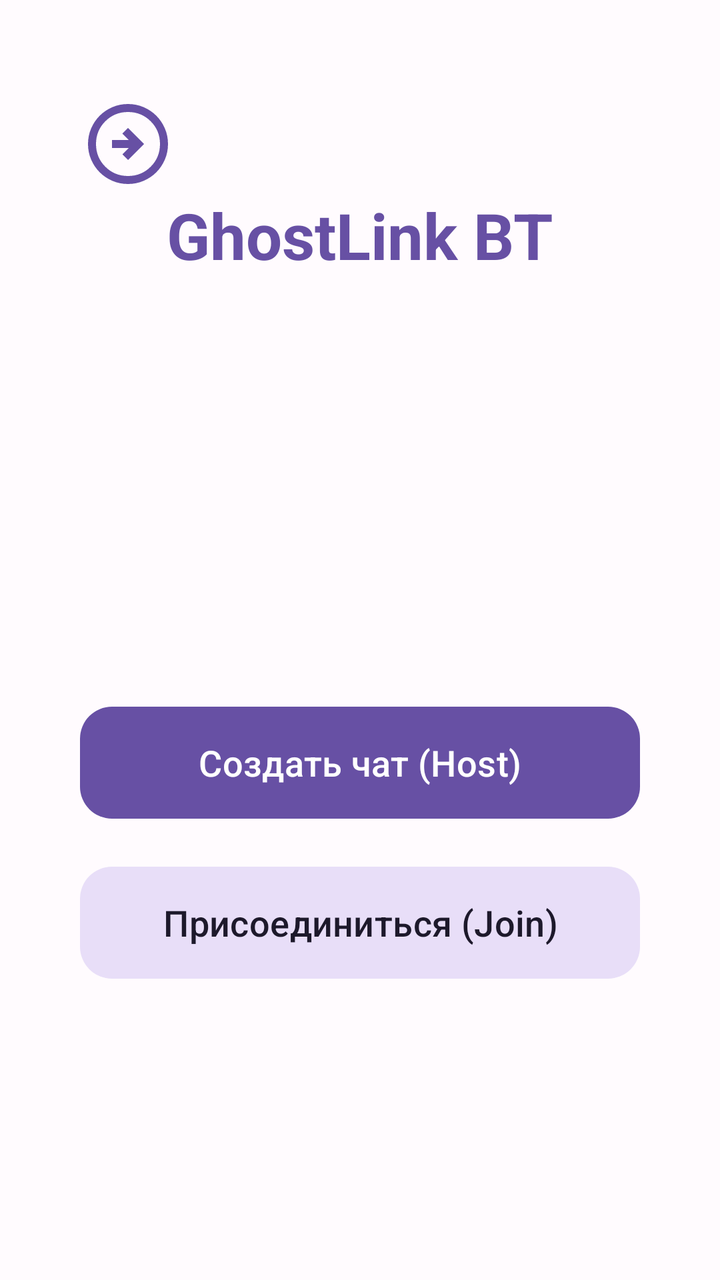
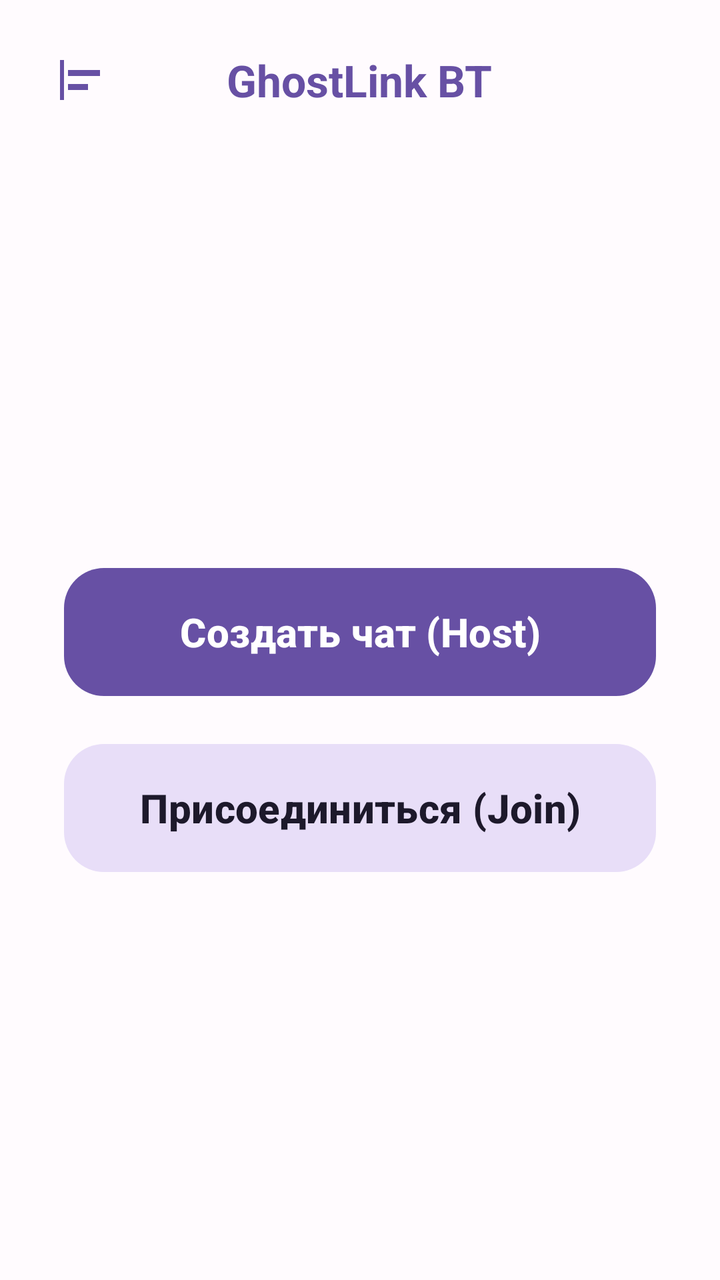

Two renders of the same Android screen: before a commit and after it. Below are the layout's source before the change and the commit's diff.
<!-- AndroidManifest.xml: application theme Theme.Ghostlink -->
<!-- res/layout/activity_main.xml -->
<?xml version="1.0" encoding="utf-8"?>
<androidx.drawerlayout.widget.DrawerLayout
    xmlns:android="http://schemas.android.com/apk/res/android"
    xmlns:app="http://schemas.android.com/apk/res-auto"
    android:id="@+id/drawerLayout"
    android:layout_width="match_parent"
    android:layout_height="match_parent">

    <LinearLayout
        android:id="@+id/main"
        android:layout_width="match_parent"
        android:layout_height="match_parent"
        android:orientation="vertical"
        android:paddingTop="48dp"
        android:paddingHorizontal="24dp">

        <ImageButton
            android:id="@+id/btnOpenMenu"
            android:layout_marginStart="16dp"
            android:layout_width="48dp"
            android:layout_height="48dp"
            android:background="?attr/selectableItemBackgroundBorderless"
            android:src="@drawable/ic_menu"
            android:scaleType="fitCenter"
            app:tint="?attr/colorPrimary"
            android:contentDescription="Открыть меню" />

        <TextView
            android:id="@+id/titleText"
            android:layout_width="wrap_content"
            android:layout_height="wrap_content"
            android:layout_marginBottom="48dp"
            android:layout_gravity="center_horizontal"
            android:text="GhostLink BT"
            android:textColor="?attr/colorPrimary"
            android:textSize="32sp"
            android:textStyle="bold"
            android:textAlignment="center"
            style="@style/TextAppearance.Material3.HeadlineLarge" />

        <LinearLayout
            android:layout_width="match_parent"
            android:layout_height="match_parent"
            android:orientation="vertical"
            android:gravity="center">

            <com.google.android.material.button.MaterialButton
                android:id="@+id/btnHost"
                style="@style/Widget.Material3.Button"
                android:layout_width="match_parent"
                android:layout_height="64dp"
                android:layout_margin="16dp"
                android:text="Создать чат (Host)"
                android:textSize="18sp"
                app:cornerRadius="16dp" />

            <com.google.android.material.button.MaterialButton
                android:id="@+id/btnJoin"
                style="@style/Widget.Material3.Button.TonalButton"
                android:layout_width="match_parent"
                android:layout_height="64dp"
                android:layout_marginHorizontal="16dp"
                android:text="Присоединиться (Join)"
                android:textSize="18sp"
                app:cornerRadius="16dp" />

        </LinearLayout>
    </LinearLayout>

    <com.google.android.material.navigation.NavigationView
        android:id="@+id/navigationView"
        android:layout_width="wrap_content"
        android:layout_height="match_parent"
        android:layout_gravity="start"
        app:menu="@menu/drawer_menu"
        app:headerLayout="@layout/nav_header" />

</androidx.drawerlayout.widget.DrawerLayout>
<!-- res/layout/nav_header.xml (included above) -->
<?xml version="1.0" encoding="utf-8"?>
<LinearLayout xmlns:android="http://schemas.android.com/apk/res/android"
    android:layout_width="match_parent"
    android:layout_height="160dp"
    android:background="?attr/colorPrimaryContainer"
    android:gravity="bottom"
    android:orientation="vertical"
    android:padding="16dp">

    <TextView
        android:layout_width="wrap_content"
        android:layout_height="wrap_content"
        android:text="GhostLink"
        android:textSize="24sp"
        android:textStyle="bold"
        android:textColor="?attr/colorOnPrimaryContainer" />

    <TextView
        android:layout_width="wrap_content"
        android:layout_height="wrap_content"
        android:text="Меню"
        android:textSize="14sp"
        android:textColor="?attr/colorOnPrimaryContainer"
        android:alpha="0.8" />
</LinearLayout>
<!-- resources referenced by this layout -->
<resources>
  <!-- drawable ic_menu (drawable) -->
  <vector xmlns:android="http://schemas.android.com/apk/res/android" android:autoMirrored="true" android:height="24dp" android:tint="#000000" android:viewportHeight="960" android:viewportWidth="960" android:width="24dp">
        
      <path android:fillColor="@android:color/white" android:pathData="M480,640L640,480L480,320L424,376L488,440L320,440L320,520L488,520L424,584L480,640ZM480,880Q397,880 324,848.5Q251,817 197,763Q143,709 111.5,636Q80,563 80,480Q80,397 111.5,324Q143,251 197,197Q251,143 324,111.5Q397,80 480,80Q563,80 636,111.5Q709,143 763,197Q817,251 848.5,324Q880,397 880,480Q880,563 848.5,636Q817,709 763,763Q709,817 636,848.5Q563,880 480,880ZM480,800Q614,800 707,707Q800,614 800,480Q800,346 707,253Q614,160 480,160Q346,160 253,253Q160,346 160,480Q160,614 253,707Q346,800 480,800ZM480,480Q480,480 480,480Q480,480 480,480Q480,480 480,480Q480,480 480,480Q480,480 480,480Q480,480 480,480Q480,480 480,480Q480,480 480,480Z"/>
      
  </vector>
  <style name="Theme.Ghostlink" parent="Base.Theme.Ghostlink" />
  <style name="Base.Theme.Ghostlink" parent="Theme.Material3.DayNight.NoActionBar">
          <item name="colorPrimary">@color/primary</item>
          <item name="colorOnPrimary">@color/onPrimary</item>
  
          <item name="android:windowBackground">#FFFBFE</item>
          <item name="android:statusBarColor">#FFFBFE</item>
          <item name="android:windowLightStatusBar">true</item>
      </style>
  <color name="primary">#6750A4</color>
  <color name="onPrimary">#FFFFFF</color>
</resources>

<!-- the commit's change to res/layout/activity_main.xml (unified diff, before → after) -->
@@ -4,68 +4,118 @@
     xmlns:app="http://schemas.android.com/apk/res-auto"
     android:id="@+id/drawerLayout"
     android:layout_width="match_parent"
-    android:layout_height="match_parent">
+    android:layout_height="match_parent"
+    android:fitsSystemWindows="false">
 
-    <LinearLayout
-        android:id="@+id/main"
+    <FrameLayout
         android:layout_width="match_parent"
-        android:layout_height="match_parent"
-        android:orientation="vertical"
-        android:paddingTop="48dp"
-        android:paddingHorizontal="24dp">
-
-        <ImageButton
-            android:id="@+id/btnOpenMenu"
-            android:layout_marginStart="16dp"
-            android:layout_width="48dp"
-            android:layout_height="48dp"
-            android:background="?attr/selectableItemBackgroundBorderless"
-            android:src="@drawable/ic_menu"
-            android:scaleType="fitCenter"
-            app:tint="?attr/colorPrimary"
-            android:contentDescription="Открыть меню" />
-
-        <TextView
-            android:id="@+id/titleText"
-            android:layout_width="wrap_content"
-            android:layout_height="wrap_content"
-            android:layout_marginBottom="48dp"
-            android:layout_gravity="center_horizontal"
-            android:text="GhostLink BT"
-            android:textColor="?attr/colorPrimary"
-            android:textSize="32sp"
-            android:textStyle="bold"
-            android:textAlignment="center"
-            style="@style/TextAppearance.Material3.HeadlineLarge" />
+        android:layout_height="match_parent">
 
         <LinearLayout
+            android:id="@+id/main"
             android:layout_width="match_parent"
             android:layout_height="match_parent"
             android:orientation="vertical"
-            android:gravity="center">
+            android:paddingHorizontal="16dp"
+            android:clipChildren="false"
+            android:clipToPadding="false">
 
-            <com.google.android.material.button.MaterialButton
-                android:id="@+id/btnHost"
-                style="@style/Widget.Material3.Button"
+            <RelativeLayout
                 android:layout_width="match_parent"
-                android:layout_height="64dp"
-                android:layout_margin="16dp"
-                android:text="Создать чат (Host)"
-                android:textSize="18sp"
-                app:cornerRadius="16dp" />
+                android:layout_height="wrap_content"
+                android:layout_marginTop="16dp">
 
-            <com.google.android.material.button.MaterialButton
-                android:id="@+id/btnJoin"
-                style="@style/Widget.Material3.Button.TonalButton"
+                <ImageButton
+                    android:id="@+id/btnOpenMenu"
+                    android:layout_width="48dp"
+                    android:layout_height="48dp"
+                    android:layout_alignParentStart="true"
+                    android:layout_centerVertical="true"
+                    android:background="?attr/selectableItemBackgroundBorderless"
+                    android:src="@drawable/ic_menu"
+                    app:tint="?attr/colorPrimary"
+                    android:contentDescription="Открыть меню" />
+
+                <TextView
+                    android:id="@+id/titleText"
+                    android:layout_width="wrap_content"
+                    android:layout_height="wrap_content"
+                    android:layout_centerInParent="true"
+                    android:text="GhostLink BT"
+                    android:textColor="?attr/colorPrimary"
+                    android:textSize="22sp"
+                    android:textStyle="bold"
+                    style="@style/TextAppearance.Material3.HeadlineSmall" />
+            </RelativeLayout>
+
+            <LinearLayout
                 android:layout_width="match_parent"
-                android:layout_height="64dp"
-                android:layout_marginHorizontal="16dp"
-                android:text="Присоединиться (Join)"
-                android:textSize="18sp"
-                app:cornerRadius="16dp" />
+                android:layout_height="match_parent"
+                android:orientation="vertical"
+                android:gravity="center">
 
+                <com.google.android.material.button.MaterialButton
+                    android:id="@+id/btnHost"
+                    style="@style/Widget.Material3.Button"
+                    android:layout_width="match_parent"
+                    android:layout_height="72dp"
+                    android:layout_margin="16dp"
+                    android:text="Создать чат (Host)"
+                    android:textSize="20sp"
+                    android:textStyle="bold"
+                    app:cornerRadius="20dp" />
+
+                <com.google.android.material.button.MaterialButton
+                    android:id="@+id/btnJoin"
+                    style="@style/Widget.Material3.Button.TonalButton"
+                    android:layout_width="match_parent"
+                    android:layout_height="72dp"
+                    android:layout_marginHorizontal="16dp"
+                    android:text="Присоединиться (Join)"
+                    android:textSize="20sp"
+                    android:textStyle="bold"
+                    app:cornerRadius="20dp" />
+            </LinearLayout>
         </LinearLayout>
-    </LinearLayout>
+
+        <com.google.android.material.card.MaterialCardView
+            android:id="@+id/floatingToolbar"
+            android:layout_width="wrap_content"
+            android:layout_height="wrap_content"
+            android:layout_gravity="bottom|center_horizontal"
+            android:layout_marginBottom="32dp"
+            android:visibility="gone"
+            app:cardCornerRadius="32dp"
+            app:cardElevation="12dp"
+            app:cardBackgroundColor="?attr/colorSurfaceContainerHigh"
+            android:clickable="true"
+            android:focusable="true">
+
+            <LinearLayout
+                android:layout_width="wrap_content"
+                android:layout_height="wrap_content"
+                android:orientation="horizontal"
+                android:padding="8dp">
+
+                <ImageButton
+                    android:id="@+id/btnNavHome"
+                    android:layout_width="56dp"
+                    android:layout_height="56dp"
+                    android:src="@drawable/ic_home"
+                    android:background="?attr/selectableItemBackgroundBorderless"
+                    app:tint="?attr/colorPrimary" />
+
+                <ImageButton
+                    android:id="@+id/btnNavSettings"
+                    android:layout_width="56dp"
+                    android:layout_height="56dp"
+                    android:src="@drawable/ic_settings"
+                    android:background="?attr/selectableItemBackgroundBorderless"
+                    app:tint="?attr/colorOnSurfaceVariant" />
+            </LinearLayout>
+        </com.google.android.material.card.MaterialCardView>
+
+    </FrameLayout>
 
     <com.google.android.material.navigation.NavigationView
         android:id="@+id/navigationView"
<!-- resource entries referenced after the edit -->
@@ -1,9 +1,21 @@
 <!-- resources referenced by this layout -->
 <resources>
+  <!-- drawable ic_home (drawable) -->
+  <vector xmlns:android="http://schemas.android.com/apk/res/android" android:height="24dp" android:tint="#000000" android:viewportHeight="960" android:viewportWidth="960" android:width="24dp">
+        
+      <path android:fillColor="@android:color/white" android:pathData="M183.5,776.5Q160,753 160,720Q160,687 183.5,663.5Q207,640 240,640Q273,640 296.5,663.5Q320,687 320,720Q320,753 296.5,776.5Q273,800 240,800Q207,800 183.5,776.5ZM423.5,776.5Q400,753 400,720Q400,687 423.5,663.5Q447,640 480,640Q513,640 536.5,663.5Q560,687 560,720Q560,753 536.5,776.5Q513,800 480,800Q447,800 423.5,776.5ZM663.5,776.5Q640,753 640,720Q640,687 663.5,663.5Q687,640 720,640Q753,640 776.5,663.5Q800,687 800,720Q800,753 776.5,776.5Q753,800 720,800Q687,800 663.5,776.5ZM183.5,536.5Q160,513 160,480Q160,447 183.5,423.5Q207,400 240,400Q273,400 296.5,423.5Q320,447 320,480Q320,513 296.5,536.5Q273,560 240,560Q207,560 183.5,536.5ZM423.5,536.5Q400,513 400,480Q400,447 423.5,423.5Q447,400 480,400Q513,400 536.5,423.5Q560,447 560,480Q560,513 536.5,536.5Q513,560 480,560Q447,560 423.5,536.5ZM663.5,536.5Q640,513 640,480Q640,447 663.5,423.5Q687,400 720,400Q753,400 776.5,423.5Q800,447 800,480Q800,513 776.5,536.5Q753,560 720,560Q687,560 663.5,536.5ZM183.5,296.5Q160,273 160,240Q160,207 183.5,183.5Q207,160 240,160Q273,160 296.5,183.5Q320,207 320,240Q320,273 296.5,296.5Q273,320 240,320Q207,320 183.5,296.5ZM423.5,296.5Q400,273 400,240Q400,207 423.5,183.5Q447,160 480,160Q513,160 536.5,183.5Q560,207 560,240Q560,273 536.5,296.5Q513,320 480,320Q447,320 423.5,296.5ZM663.5,296.5Q640,273 640,240Q640,207 663.5,183.5Q687,160 720,160Q753,160 776.5,183.5Q800,207 800,240Q800,273 776.5,296.5Q753,320 720,320Q687,320 663.5,296.5Z"/>
+      
+  </vector>
   <!-- drawable ic_menu (drawable) -->
   <vector xmlns:android="http://schemas.android.com/apk/res/android" android:autoMirrored="true" android:height="24dp" android:tint="#000000" android:viewportHeight="960" android:viewportWidth="960" android:width="24dp">
         
-      <path android:fillColor="@android:color/white" android:pathData="M480,640L640,480L480,320L424,376L488,440L320,440L320,520L488,520L424,584L480,640ZM480,880Q397,880 324,848.5Q251,817 197,763Q143,709 111.5,636Q80,563 80,480Q80,397 111.5,324Q143,251 197,197Q251,143 324,111.5Q397,80 480,80Q563,80 636,111.5Q709,143 763,197Q817,251 848.5,324Q880,397 880,480Q880,563 848.5,636Q817,709 763,763Q709,817 636,848.5Q563,880 480,880ZM480,800Q614,800 707,707Q800,614 800,480Q800,346 707,253Q614,160 480,160Q346,160 253,253Q160,346 160,480Q160,614 253,707Q346,800 480,800ZM480,480Q480,480 480,480Q480,480 480,480Q480,480 480,480Q480,480 480,480Q480,480 480,480Q480,480 480,480Q480,480 480,480Q480,480 480,480Z"/>
+      <path android:fillColor="@android:color/white" android:pathData="M80,880L80,80L160,80L160,880L80,880ZM240,680L240,560L640,560L640,680L240,680ZM240,400L240,280L880,280L880,400L240,400Z"/>
+      
+  </vector>
+  <!-- drawable ic_settings (drawable) -->
+  <vector xmlns:android="http://schemas.android.com/apk/res/android" android:height="24dp" android:tint="#000000" android:viewportHeight="960" android:viewportWidth="960" android:width="24dp">
+        
+      <path android:fillColor="@android:color/white" android:pathData="M363,650L480,579L597,650L566,517L670,427L533,416L480,290L427,416L290,427L394,517L363,650ZM480,932L346,800L160,800L160,614L28,480L160,346L160,160L346,160L480,28L614,160L800,160L800,346L932,480L800,614L800,800L614,800L480,932ZM480,820L580,720L720,720L720,580L820,480L720,380L720,240L580,240L480,140L380,240L240,240L240,380L140,480L240,580L240,720L380,720L480,820ZM480,480Q480,480 480,480Q480,480 480,480Q480,480 480,480Q480,480 480,480Q480,480 480,480Q480,480 480,480Q480,480 480,480Q480,480 480,480Z"/>
       
   </vector>
   <style name="Theme.Ghostlink" parent="Base.Theme.Ghostlink" />
